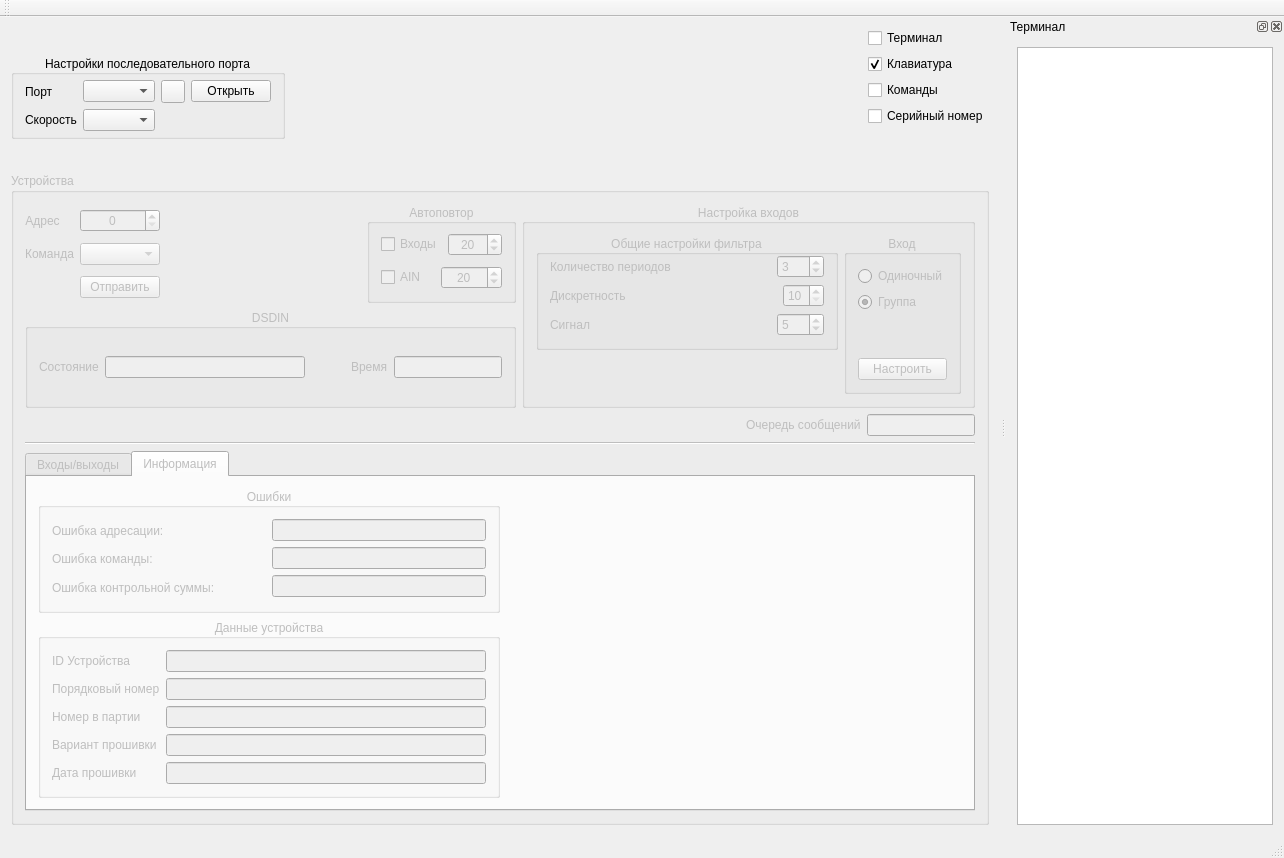
vlarry/emulator, file mainwindow.ui: the form before one commit.
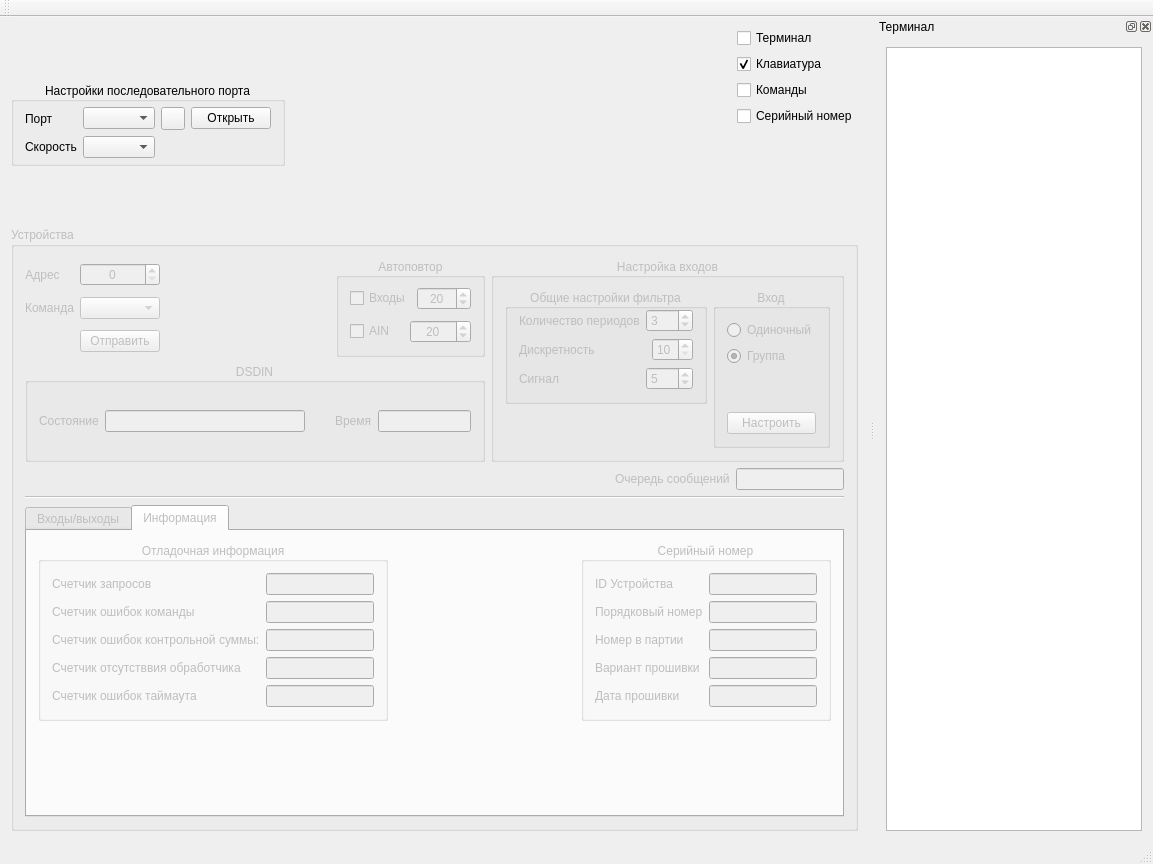
The form after the commit. The open tabs and pages were chosen to show the change. Icons and pictures are not drawn. Custom widgets are drawn as their Qt base class.

Commit message: Изменение вида вкладки "Информация": переработана панель вывода отладочной информации (счетчиков ошибок); Исправление ошибки при отправке команды 0x3F ("Настройка входов") - при настройке одного входа отправлялось вместо 7 байт только 6, т.к. старший байт номеров не отправлялся.

What changed in the file:
```diff
--- a/mainwindow.ui
+++ b/mainwindow.ui
@@ -6,8 +6,8 @@
    <rect>
     <x>0</x>
     <y>0</y>
-    <width>1284</width>
-    <height>858</height>
+    <width>1153</width>
+    <height>864</height>
    </rect>
   </property>
   <property name="windowTitle">
@@ -4047,58 +4047,81 @@
           <attribute name="title">
            <string>Информация</string>
           </attribute>
-          <layout class="QHBoxLayout" name="horizontalLayout_72">
+          <layout class="QVBoxLayout" name="verticalLayout_36">
            <item>
-            <layout class="QVBoxLayout" name="verticalLayout_39">
+            <layout class="QHBoxLayout" name="horizontalLayout_17">
              <item>
-              <widget class="QGroupBox" name="groupError">
+              <widget class="QGroupBox" name="groupDebugInfo">
+               <property name="sizePolicy">
+                <sizepolicy hsizetype="Expanding" vsizetype="Expanding">
+                 <horstretch>0</horstretch>
+                 <verstretch>0</verstretch>
+                </sizepolicy>
+               </property>
                <property name="title">
-                <string>Ошибки</string>
+                <string>Отладочная информация</string>
                </property>
                <property name="alignment">
                 <set>Qt::AlignCenter</set>
                </property>
-               <layout class="QHBoxLayout" name="horizontalLayout_71">
+               <layout class="QVBoxLayout" name="verticalLayout_35">
                 <item>
-                 <layout class="QVBoxLayout" name="verticalLayout_36">
-                  <item>
-                   <widget class="QLabel" name="label_26">
-                    <property name="text">
-                     <string>Ошибка адресации:</string>
+                 <layout class="QGridLayout" name="gridLayout_3">
+                  <item row="1" column="1">
+                   <widget class="QLineEdit" name="lineEditErrorCmdCounter">
+                    <property name="sizePolicy">
+                     <sizepolicy hsizetype="Expanding" vsizetype="Fixed">
+                      <horstretch>0</horstretch>
+                      <verstretch>0</verstretch>
+                     </sizepolicy>
                     </property>
-                    <property name="scaledContents">
+                    <property name="maxLength">
+                     <number>5</number>
+                    </property>
+                    <property name="alignment">
+                     <set>Qt::AlignCenter</set>
+                    </property>
+                    <property name="readOnly">
                      <bool>true</bool>
                     </property>
                    </widget>
                   </item>
-                  <item>
-                   <widget class="QLabel" name="label_27">
+                  <item row="0" column="0">
+                   <widget class="QLabel" name="label_34">
+                    <property name="sizePolicy">
+                     <sizepolicy hsizetype="Expanding" vsizetype="Preferred">
+                      <horstretch>0</horstretch>
+                      <verstretch>0</verstretch>
+                     </sizepolicy>
+                    </property>
                     <property name="text">
-                     <string>Ошибка команды:</string>
+                     <string>Счетчик запросов</string>
                     </property>
                     <property name="scaledContents">
                      <bool>true</bool>
                     </property>
                    </widget>
                   </item>
-                  <item>
+                  <item row="2" column="0">
                    <widget class="QLabel" name="label_28">
+                    <property name="sizePolicy">
+                     <sizepolicy hsizetype="Expanding" vsizetype="Preferred">
+                      <horstretch>0</horstretch>
+                      <verstretch>0</verstretch>
+                     </sizepolicy>
+                    </property>
                     <property name="text">
-                     <string>Ошибка контрольной суммы:</string>
+                     <string>Счетчик ошибок контрольной суммы:</string>
                     </property>
                     <property name="scaledContents">
                      <bool>true</bool>
                     </property>
                    </widget>
                   </item>
-                 </layout>
-                </item>
-                <item>
-                 <layout class="QVBoxLayout" name="verticalLayout_35">
-                  <item>
-                   <widget class="QLineEdit" name="leErrorAddr">
+                  <item row="3" column="1">
+                   <widget class="QLineEdit" name="lineEditErrorProcessCounter">
                     <property name="sizePolicy">
-                     <sizepolicy hsizetype="Minimum" vsizetype="Fixed">
+                     <sizepolicy hsizetype="Expanding" vsizetype="Fixed">
                       <horstretch>0</horstretch>
                       <verstretch>0</verstretch>
                      </sizepolicy>
@@ -4114,14 +4137,46 @@
                     </property>
                    </widget>
                   </item>
-                  <item>
-                   <widget class="QLineEdit" name="leErrorCmd">
+                  <item row="1" column="0">
+                   <widget class="QLabel" name="label_27">
                     <property name="sizePolicy">
-                     <sizepolicy hsizetype="Minimum" vsizetype="Fixed">
+                     <sizepolicy hsizetype="Expanding" vsizetype="Preferred">
                       <horstretch>0</horstretch>
                       <verstretch>0</verstretch>
                      </sizepolicy>
                     </property>
+                    <property name="text">
+                     <string>Счетчик ошибок команды</string>
+                    </property>
+                    <property name="scaledContents">
+                     <bool>true</bool>
+                    </property>
+                   </widget>
+                  </item>
+                  <item row="3" column="0">
+                   <widget class="QLabel" name="label_35">
+                    <property name="sizePolicy">
+                     <sizepolicy hsizetype="Expanding" vsizetype="Preferred">
+                      <horstretch>0</horstretch>
+                      <verstretch>0</verstretch>
+                     </sizepolicy>
+                    </property>
+                    <property name="text">
+                     <string>Счетчик отсутстввия обработчика</string>
+                    </property>
+                    <property name="scaledContents">
+                     <bool>true</bool>
+                    </property>
+                   </widget>
+                  </item>
+                  <item row="0" column="1">
+                   <widget class="QLineEdit" name="lineEditRequestCounter">
+                    <property name="sizePolicy">
+                     <sizepolicy hsizetype="Expanding" vsizetype="Fixed">
+                      <horstretch>0</horstretch>
+                      <verstretch>0</verstretch>
+                     </sizepolicy>
+                    </property>
                     <property name="maxLength">
                      <number>5</number>
                     </property>
@@ -4133,10 +4188,45 @@
                     </property>
                    </widget>
                   </item>
-                  <item>
-                   <widget class="QLineEdit" name="leErrorChecksum">
+                  <item row="2" column="1">
+                   <widget class="QLineEdit" name="lineEditErrorChecksumCounter">
                     <property name="sizePolicy">
-                     <sizepolicy hsizetype="Minimum" vsizetype="Fixed">
+                     <sizepolicy hsizetype="Expanding" vsizetype="Fixed">
+                      <horstretch>0</horstretch>
+                      <verstretch>0</verstretch>
+                     </sizepolicy>
+                    </property>
+                    <property name="maxLength">
+                     <number>5</number>
+                    </property>
+                    <property name="alignment">
+                     <set>Qt::AlignCenter</set>
+                    </property>
+                    <property name="readOnly">
+                     <bool>true</bool>
+                    </property>
+                   </widget>
+                  </item>
+                  <item row="4" column="0">
+                   <widget class="QLabel" name="label_36">
+                    <property name="sizePolicy">
+                     <sizepolicy hsizetype="Expanding" vsizetype="Preferred">
+                      <horstretch>0</horstretch>
+                      <verstretch>0</verstretch>
+                     </sizepolicy>
+                    </property>
+                    <property name="text">
+                     <string>Счетчик ошибок таймаута</string>
+                    </property>
+                    <property name="scaledContents">
+                     <bool>true</bool>
+                    </property>
+                   </widget>
+                  </item>
+                  <item row="4" column="1">
+                   <widget class="QLineEdit" name="lineEditErrorTimeoutCounter">
+                    <property name="sizePolicy">
+                     <sizepolicy hsizetype="Expanding" vsizetype="Fixed">
                       <horstretch>0</horstretch>
                       <verstretch>0</verstretch>
                      </sizepolicy>
@@ -4158,27 +4248,49 @@
               </widget>
              </item>
              <item>
-              <widget class="QGroupBox" name="groupDeviceInfo">
+              <spacer name="horizontalSpacer_12">
+               <property name="orientation">
+                <enum>Qt::Horizontal</enum>
+               </property>
+               <property name="sizeHint" stdset="0">
+                <size>
+                 <width>20</width>
+                 <height>20</height>
+                </size>
+               </property>
+              </spacer>
+             </item>
+             <item>
+              <widget class="QGroupBox" name="groupSerialNumber">
                <property name="title">
-                <string>Данные устройства</string>
+                <string>Серийный номер</string>
                </property>
                <property name="alignment">
                 <set>Qt::AlignCenter</set>
                </property>
                <layout class="QHBoxLayout" name="horizontalLayout_73">
                 <item>
-                 <layout class="QVBoxLayout" name="verticalLayout_38">
-                  <item>
-                   <widget class="QLabel" name="label_29">
-                    <property name="text">
-                     <string>ID Устройства</string>
+                 <layout class="QGridLayout" name="gridLayout_4">
+                  <item row="0" column="1">
+                   <widget class="QLineEdit" name="leDeviceID">
+                    <property name="enabled">
+                     <bool>false</bool>
                     </property>
-                    <property name="scaledContents">
+                    <property name="sizePolicy">
+                     <sizepolicy hsizetype="Expanding" vsizetype="Fixed">
+                      <horstretch>0</horstretch>
+                      <verstretch>0</verstretch>
+                     </sizepolicy>
+                    </property>
+                    <property name="alignment">
+                     <set>Qt::AlignCenter</set>
+                    </property>
+                    <property name="readOnly">
                      <bool>true</bool>
                     </property>
                    </widget>
                   </item>
-                  <item>
+                  <item row="1" column="0">
                    <widget class="QLabel" name="label_30">
                     <property name="text">
                      <string>Порядковый номер</string>
@@ -4188,17 +4300,7 @@
                     </property>
                    </widget>
                   </item>
-                  <item>
-                   <widget class="QLabel" name="label_31">
-                    <property name="text">
-                     <string>Номер в партии</string>
-                    </property>
-                    <property name="scaledContents">
-                     <bool>true</bool>
-                    </property>
-                   </widget>
-                  </item>
-                  <item>
+                  <item row="3" column="0">
                    <widget class="QLabel" name="label_32">
                     <property name="text">
                      <string>Вариант прошивки</string>
@@ -4208,38 +4310,17 @@
                     </property>
                    </widget>
                   </item>
-                  <item>
-                   <widget class="QLabel" name="label_33">
-                    <property name="text">
-                     <string>Дата прошивки</string>
-                    </property>
-                    <property name="scaledContents">
-                     <bool>true</bool>
-                    </property>
-                   </widget>
-                  </item>
-                 </layout>
-                </item>
-                <item>
-                 <layout class="QVBoxLayout" name="verticalLayout_37">
-                  <item>
-                   <widget class="QLineEdit" name="leDeviceID">
-                    <property name="enabled">
-                     <bool>false</bool>
-                    </property>
-                    <property name="alignment">
-                     <set>Qt::AlignCenter</set>
-                    </property>
-                    <property name="readOnly">
-                     <bool>true</bool>
-                    </property>
-                   </widget>
-                  </item>
-                  <item>
+                  <item row="1" column="1">
                    <widget class="QLineEdit" name="leDeviceNumber">
                     <property name="enabled">
                      <bool>false</bool>
                     </property>
+                    <property name="sizePolicy">
+                     <sizepolicy hsizetype="Expanding" vsizetype="Fixed">
+                      <horstretch>0</horstretch>
+                      <verstretch>0</verstretch>
+                     </sizepolicy>
+                    </property>
                     <property name="alignment">
                      <set>Qt::AlignCenter</set>
                     </property>
@@ -4248,11 +4329,27 @@
                     </property>
                    </widget>
                   </item>
-                  <item>
+                  <item row="2" column="0">
+                   <widget class="QLabel" name="label_31">
+                    <property name="text">
+                     <string>Номер в партии</string>
+                    </property>
+                    <property name="scaledContents">
+                     <bool>true</bool>
+                    </property>
+                   </widget>
+                  </item>
+                  <item row="2" column="1">
                    <widget class="QLineEdit" name="leDeviceLotNum">
                     <property name="enabled">
                      <bool>false</bool>
                     </property>
+                    <property name="sizePolicy">
+                     <sizepolicy hsizetype="Expanding" vsizetype="Fixed">
+                      <horstretch>0</horstretch>
+                      <verstretch>0</verstretch>
+                     </sizepolicy>
+                    </property>
                     <property name="alignment">
                      <set>Qt::AlignCenter</set>
                     </property>
@@ -4261,11 +4358,17 @@
                     </property>
                    </widget>
                   </item>
-                  <item>
+                  <item row="3" column="1">
                    <widget class="QLineEdit" name="leDeviceFirmwareVar">
                     <property name="enabled">
                      <bool>false</bool>
                     </property>
+                    <property name="sizePolicy">
+                     <sizepolicy hsizetype="Expanding" vsizetype="Fixed">
+                      <horstretch>0</horstretch>
+                      <verstretch>0</verstretch>
+                     </sizepolicy>
+                    </property>
                     <property name="alignment">
                      <set>Qt::AlignCenter</set>
                     </property>
@@ -4274,11 +4377,37 @@
                     </property>
                    </widget>
                   </item>
-                  <item>
+                  <item row="0" column="0">
+                   <widget class="QLabel" name="label_29">
+                    <property name="text">
+                     <string>ID Устройства</string>
+                    </property>
+                    <property name="scaledContents">
+                     <bool>true</bool>
+                    </property>
+                   </widget>
+                  </item>
+                  <item row="4" column="0">
+                   <widget class="QLabel" name="label_33">
+                    <property name="text">
+                     <string>Дата прошивки</string>
+                    </property>
+                    <property name="scaledContents">
+                     <bool>true</bool>
+                    </property>
+                   </widget>
+                  </item>
+                  <item row="4" column="1">
                    <widget class="QLineEdit" name="leDeviceFirmwareDate">
                     <property name="enabled">
                      <bool>false</bool>
                     </property>
+                    <property name="sizePolicy">
+                     <sizepolicy hsizetype="Expanding" vsizetype="Fixed">
+                      <horstretch>0</horstretch>
+                      <verstretch>0</verstretch>
+                     </sizepolicy>
+                    </property>
                     <property name="alignment">
                      <set>Qt::AlignCenter</set>
                     </property>
@@ -4295,14 +4424,14 @@
             </layout>
            </item>
            <item>
-            <spacer name="horizontalSpacer_12">
+            <spacer name="verticalSpacer">
              <property name="orientation">
-              <enum>Qt::Horizontal</enum>
+              <enum>Qt::Vertical</enum>
              </property>
              <property name="sizeHint" stdset="0">
               <size>
-               <width>370</width>
-               <height>20</height>
+               <width>20</width>
+               <height>81</height>
               </size>
              </property>
             </spacer>
```
Left out of the diff: 7 changed lines with no effect on the pictures. The commit also changes 5 other files.
